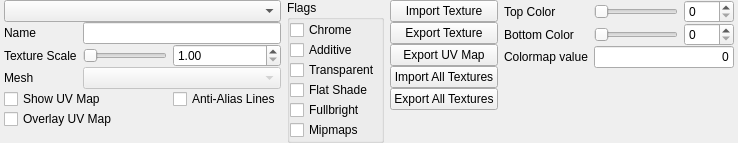
Qt form src/hlam/plugins/halflife/studiomodel/ui/dockpanels/TexturesPanel.ui (SamVanheer/HalfLifeAssetManager) before a commit.
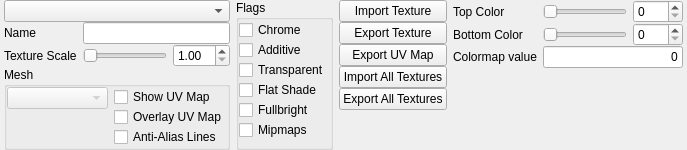
The same form after that commit.

Commit message: Reorganize Mesh controls

Patch:
```diff
--- a/src/hlam/plugins/halflife/studiomodel/ui/dockpanels/TexturesPanel.ui
+++ b/src/hlam/plugins/halflife/studiomodel/ui/dockpanels/TexturesPanel.ui
@@ -6,8 +6,8 @@
    <rect>
     <x>0</x>
     <y>0</y>
-    <width>603</width>
-    <height>119</height>
+    <width>612</width>
+    <height>132</height>
    </rect>
   </property>
   <property name="windowTitle">
@@ -37,20 +37,6 @@
      <property name="verticalSpacing">
       <number>0</number>
      </property>
-     <item row="5" column="0" colspan="2">
-      <widget class="QCheckBox" name="OverlayUVMap">
-       <property name="text">
-        <string>Overlay UV Map</string>
-       </property>
-      </widget>
-     </item>
-     <item row="4" column="0" colspan="2">
-      <widget class="QCheckBox" name="ShowUVMap">
-       <property name="text">
-        <string>Show UV Map</string>
-       </property>
-      </widget>
-     </item>
      <item row="2" column="0">
       <widget class="QLabel" name="label">
        <property name="text">
@@ -58,37 +44,6 @@
        </property>
       </widget>
      </item>
-     <item row="2" column="1">
-      <widget class="QSlider" name="ScaleTextureViewSlider">
-       <property name="sizePolicy">
-        <sizepolicy hsizetype="Preferred" vsizetype="Fixed">
-         <horstretch>0</horstretch>
-         <verstretch>0</verstretch>
-        </sizepolicy>
-       </property>
-       <property name="minimumSize">
-        <size>
-         <width>0</width>
-         <height>0</height>
-        </size>
-       </property>
-       <property name="maximumSize">
-        <size>
-         <width>16777215</width>
-         <height>16777215</height>
-        </size>
-       </property>
-       <property name="minimum">
-        <number>1</number>
-       </property>
-       <property name="maximum">
-        <number>20</number>
-       </property>
-       <property name="orientation">
-        <enum>Qt::Horizontal</enum>
-       </property>
-      </widget>
-     </item>
      <item row="6" column="0" colspan="3">
       <spacer name="verticalSpacer">
        <property name="orientation">
@@ -102,6 +57,16 @@
        </property>
       </spacer>
      </item>
+     <item row="2" column="2">
+      <widget class="QDoubleSpinBox" name="ScaleTextureViewSpinner">
+       <property name="minimum">
+        <double>1.000000000000000</double>
+       </property>
+       <property name="maximum">
+        <double>20.000000000000000</double>
+       </property>
+      </widget>
+     </item>
      <item row="1" column="1" colspan="2">
       <widget class="QLineEdit" name="TextureName">
        <property name="sizePolicy">
@@ -124,11 +89,8 @@
        </property>
       </widget>
      </item>
-     <item row="3" column="1" colspan="2">
-      <widget class="QComboBox" name="Meshes">
-       <property name="enabled">
-        <bool>false</bool>
-       </property>
+     <item row="2" column="1">
+      <widget class="QSlider" name="ScaleTextureViewSlider">
        <property name="sizePolicy">
         <sizepolicy hsizetype="Preferred" vsizetype="Fixed">
          <horstretch>0</horstretch>
@@ -137,7 +99,7 @@
        </property>
        <property name="minimumSize">
         <size>
-         <width>100</width>
+         <width>0</width>
          <height>0</height>
         </size>
        </property>
@@ -147,41 +109,14 @@
          <height>16777215</height>
         </size>
        </property>
-      </widget>
-     </item>
-     <item row="3" column="0">
-      <widget class="QLabel" name="label_7">
-       <property name="text">
-        <string>Mesh</string>
+       <property name="minimum">
+        <number>1</number>
        </property>
-      </widget>
-     </item>
-     <item row="0" column="0" colspan="3">
-      <widget class="QComboBox" name="Textures">
-       <property name="sizePolicy">
-        <sizepolicy hsizetype="Preferred" vsizetype="Fixed">
-         <horstretch>0</horstretch>
-         <verstretch>0</verstretch>
-        </sizepolicy>
+       <property name="maximum">
+        <number>20</number>
        </property>
-       <property name="minimumSize">
-        <size>
-         <width>100</width>
-         <height>0</height>
-        </size>
-       </property>
-       <property name="maximumSize">
-        <size>
-         <width>16777215</width>
-         <height>16777215</height>
-        </size>
-       </property>
-      </widget>
-     </item>
-     <item row="4" column="2">
-      <widget class="QCheckBox" name="AntiAliasLines">
-       <property name="text">
-        <string>Anti-Alias Lines</string>
+       <property name="orientation">
+        <enum>Qt::Horizontal</enum>
        </property>
       </widget>
      </item>
@@ -198,14 +133,122 @@
        </property>
       </widget>
      </item>
-     <item row="2" column="2">
-      <widget class="QDoubleSpinBox" name="ScaleTextureViewSpinner">
-       <property name="minimum">
-        <double>1.000000000000000</double>
+     <item row="0" column="0" colspan="3">
+      <widget class="QComboBox" name="Textures">
+       <property name="sizePolicy">
+        <sizepolicy hsizetype="Preferred" vsizetype="Fixed">
+         <horstretch>0</horstretch>
+         <verstretch>0</verstretch>
+        </sizepolicy>
        </property>
-       <property name="maximum">
-        <double>20.000000000000000</double>
+       <property name="minimumSize">
+        <size>
+         <width>100</width>
+         <height>0</height>
+        </size>
        </property>
+       <property name="maximumSize">
+        <size>
+         <width>16777215</width>
+         <height>16777215</height>
+        </size>
+       </property>
+      </widget>
+     </item>
+     <item row="3" column="0" colspan="3">
+      <widget class="QGroupBox" name="groupBox">
+       <property name="title">
+        <string>Mesh</string>
+       </property>
+       <property name="flat">
+        <bool>true</bool>
+       </property>
+       <layout class="QGridLayout" name="gridLayout">
+        <property name="leftMargin">
+         <number>0</number>
+        </property>
+        <property name="topMargin">
+         <number>0</number>
+        </property>
+        <property name="rightMargin">
+         <number>0</number>
+        </property>
+        <property name="bottomMargin">
+         <number>0</number>
+        </property>
+        <property name="horizontalSpacing">
+         <number>6</number>
+        </property>
+        <property name="verticalSpacing">
+         <number>0</number>
+        </property>
+        <item row="0" column="0">
+         <widget class="QComboBox" name="Meshes">
+          <property name="enabled">
+           <bool>false</bool>
+          </property>
+          <property name="sizePolicy">
+           <sizepolicy hsizetype="Preferred" vsizetype="Fixed">
+            <horstretch>0</horstretch>
+            <verstretch>0</verstretch>
+           </sizepolicy>
+          </property>
+          <property name="minimumSize">
+           <size>
+            <width>100</width>
+            <height>0</height>
+           </size>
+          </property>
+          <property name="maximumSize">
+           <size>
+            <width>16777215</width>
+            <height>16777215</height>
+           </size>
+          </property>
+         </widget>
+        </item>
+        <item row="1" column="0">
+         <spacer name="verticalSpacer_4">
+          <property name="orientation">
+           <enum>Qt::Vertical</enum>
+          </property>
+          <property name="sizeHint" stdset="0">
+           <size>
+            <width>20</width>
+            <height>0</height>
+           </size>
+          </property>
+         </spacer>
+        </item>
+        <item row="0" column="1" rowspan="2">
+         <layout class="QVBoxLayout" name="verticalLayout_2">
+          <property name="spacing">
+           <number>0</number>
+          </property>
+          <item>
+           <widget class="QCheckBox" name="ShowUVMap">
+            <property name="text">
+             <string>Show UV Map</string>
+            </property>
+           </widget>
+          </item>
+          <item>
+           <widget class="QCheckBox" name="OverlayUVMap">
+            <property name="text">
+             <string>Overlay UV Map</string>
+            </property>
+           </widget>
+          </item>
+          <item>
+           <widget class="QCheckBox" name="AntiAliasLines">
+            <property name="text">
+             <string>Anti-Alias Lines</string>
+            </property>
+           </widget>
+          </item>
+         </layout>
+        </item>
+       </layout>
       </widget>
      </item>
     </layout>
```
